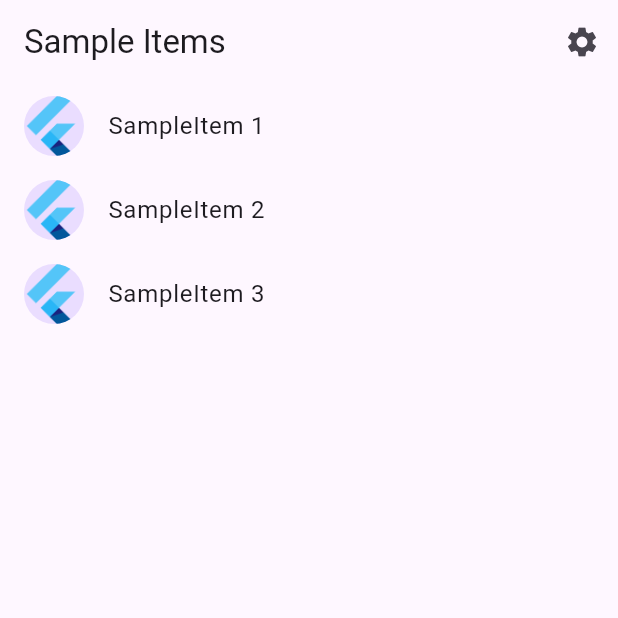
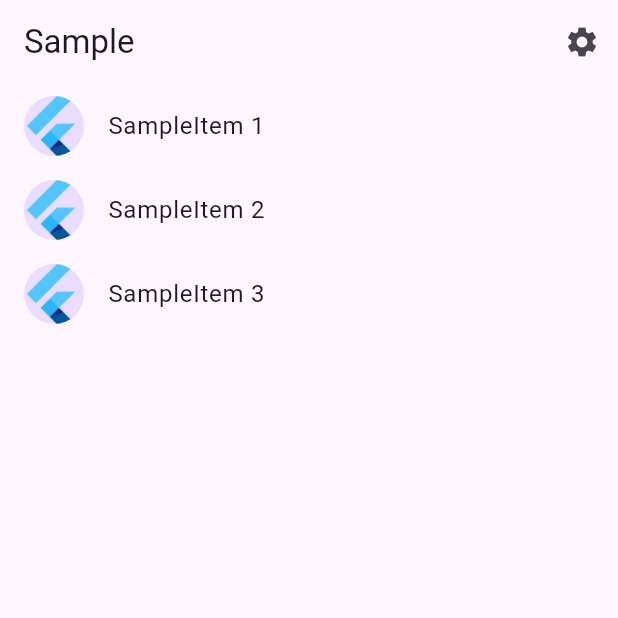
Before and after one commit to EddieAbbondanzio/MEMLASER, a Flutter app: the screen it shows after launch, on a phone screen of 412 x 824 dp, the top half of it. Run offline on Flutter 3.47's test engine with Material 3 defaults, Android fonts, the phone set to English and light mode, and no system bars; generated files the repository leaves out were written again.

Commit message:
Good enough

```diff
--- a/app/lib/src/app.dart
+++ b/app/lib/src/app.dart
@@ -30,7 +30,7 @@ class MyApp extends StatelessWidget {
           // MaterialApp to restore the navigation stack when a user leaves and
           // returns to the app after it has been killed while running in the
           // background.
-          restorationScopeId: 'app',
+          restorationScopeId: 'MEMLASER',
 
           // Provide the generated AppLocalizations to the MaterialApp. This
           // allows descendant Widgets to display the correct translations
--- a/app/lib/src/localization/app_en.arb
+++ b/app/lib/src/localization/app_en.arb
@@ -1,6 +1,6 @@
 {
-  "appTitle": "app",
+  "appTitle": "MEMLASER",
   "@appTitle": {
-    "description": "The title of the application"
+    "description": "A Node.js heapdump analyzer"
   }
 }
--- a/app/lib/src/sample_feature/sample_item_list_view.dart
+++ b/app/lib/src/sample_feature/sample_item_list_view.dart
@@ -19,7 +19,7 @@ class SampleItemListView extends StatelessWidget {
   Widget build(BuildContext context) {
     return Scaffold(
       appBar: AppBar(
-        title: const Text('Sample Items'),
+        title: const Text('Sample'),
         actions: [
           IconButton(
             icon: const Icon(Icons.settings),
@@ -62,8 +62,7 @@ class SampleItemListView extends StatelessWidget {
                   context,
                   SampleItemDetailsView.routeName,
                 );
-            }
-          );
+              });
         },
       ),
     );
--- a/app/pubspec.yaml
+++ b/app/pubspec.yaml
@@ -1,13 +1,13 @@
-name: app
+name: memlaser
 description: "A new Flutter project."
 
 # Prevent accidental publishing to pub.dev.
-publish_to: 'none'
+publish_to: "none"
 
 version: 1.0.0+1
 
 environment:
-  sdk: '>=3.4.3 <4.0.0'
+  sdk: ">=3.4.3 <4.0.0"
 
 dependencies:
   flutter:
```
Also changed, not shown: 1 other file. Lines whose indentation alone changed are shown as unchanged.
